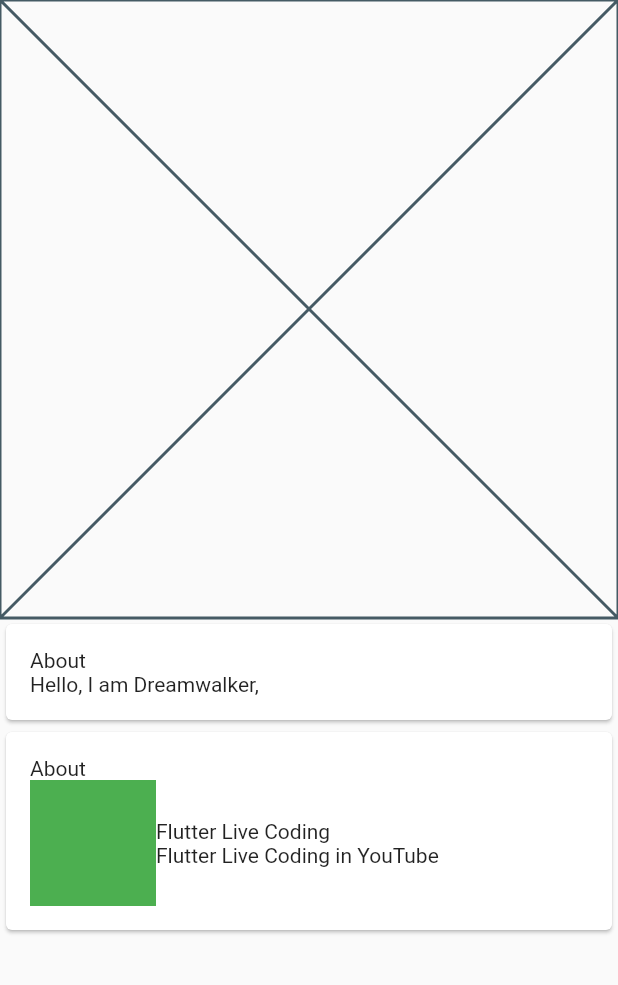
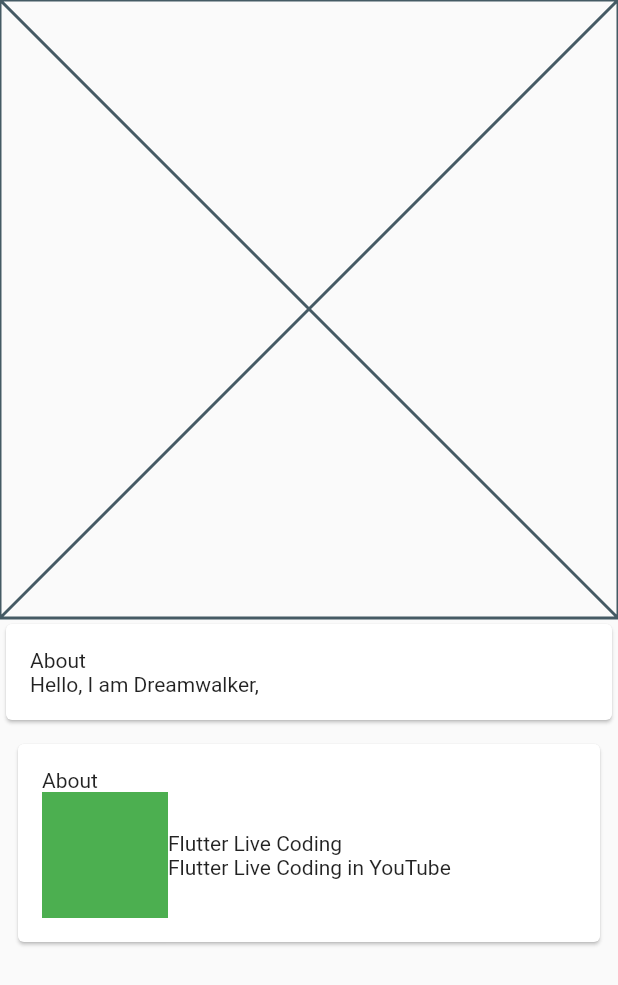
Before and after one commit to JAICHANGPARK/flutter_notebook_8th_story, a Flutter app: the ProfilePage screen opened directly, on a phone screen of 412 x 824 dp. Shown: the top 985 px of the screen. Run offline on Flutter 3.47's test engine with Material 2 defaults, Android fonts, the phone set to English and light mode, and no system bars; our stand-ins replace badges, flutter_hooks, google_fonts, hooks_riverpod, state_notifier; network calls fail.

Commit message:
Update profile_page.dart

```diff
--- a/lib/ep580_linkedin_app/profile_page.dart
+++ b/lib/ep580_linkedin_app/profile_page.dart
@@ -36,7 +36,9 @@ class _ProfilePageState extends State<ProfilePage> {
                       ),
                     ),
                   ),
-                  SizedBox(
+                  Padding(
+                    padding: const EdgeInsets.all(8.0),
+                    child: SizedBox(
                       width: double.infinity,
                       child: Card(
                         child: Padding(
@@ -70,6 +72,7 @@ class _ProfilePageState extends State<ProfilePage> {
                         ),
                       ),
                     ),
+                  ),
                   Card(),
                 ],
               ),
```
Lines whose indentation alone changed are shown as unchanged.
